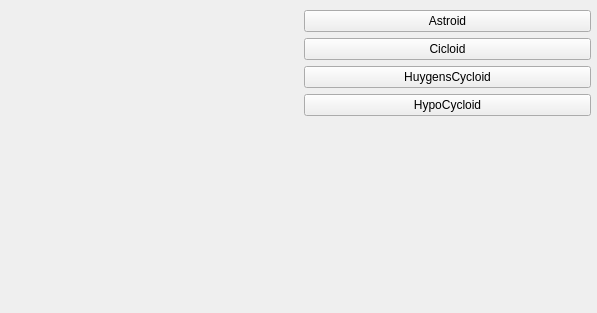
Qt form mainwindow.ui (InasALKamachy/DEVEL) before a commit.
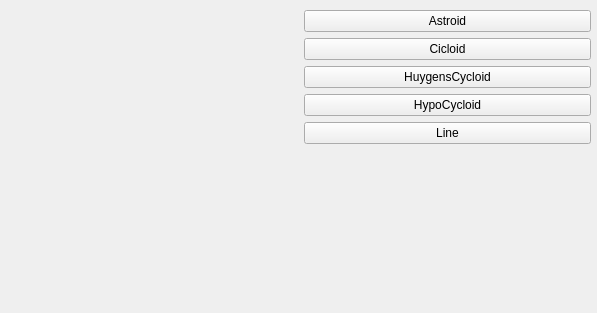
The same form after that commit. Custom widgets are drawn as their Qt base class.

Commit message: finish the line

Diff of the .ui file:
```diff
--- a/mainwindow.ui
+++ b/mainwindow.ui
@@ -14,7 +14,7 @@
    <string>MainWindow</string>
   </property>
   <widget class="QWidget" name="centralwidget">
-   <widget class="QWidget" name="">
+   <widget class="QWidget" name="layoutWidget">
     <property name="geometry">
      <rect>
       <x>10</x>
@@ -59,6 +59,13 @@
        </property>
       </widget>
      </item>
+     <item row="4" column="1">
+      <widget class="QPushButton" name="btnLine">
+       <property name="text">
+        <string>Line</string>
+       </property>
+      </widget>
+     </item>
     </layout>
    </widget>
   </widget>
```
Left out of the diff: 16 changed lines with no effect on the pictures. The commit also changes 4 other files.
